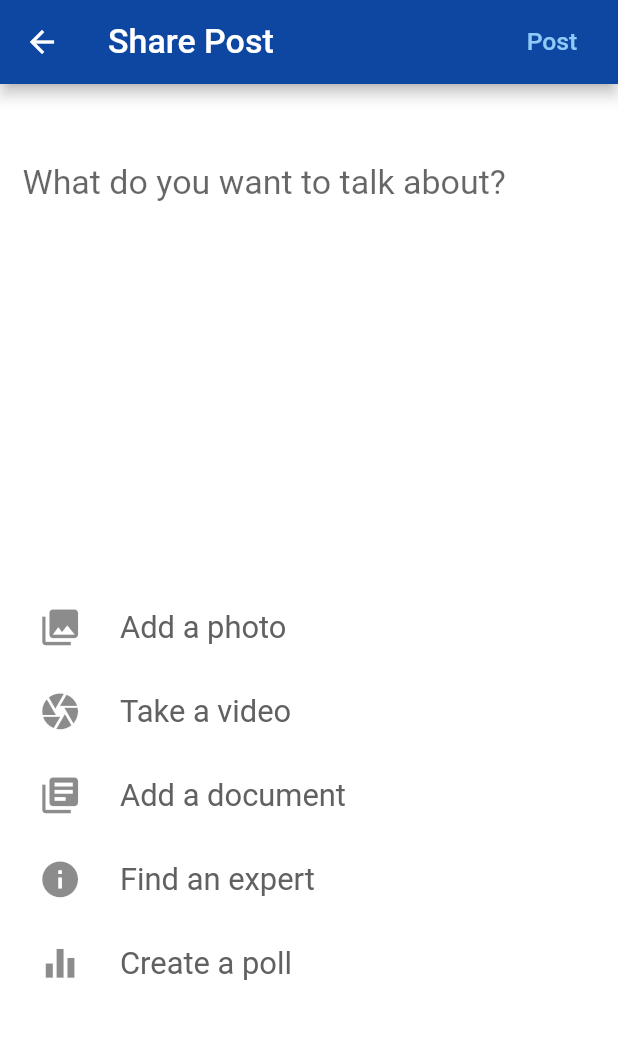
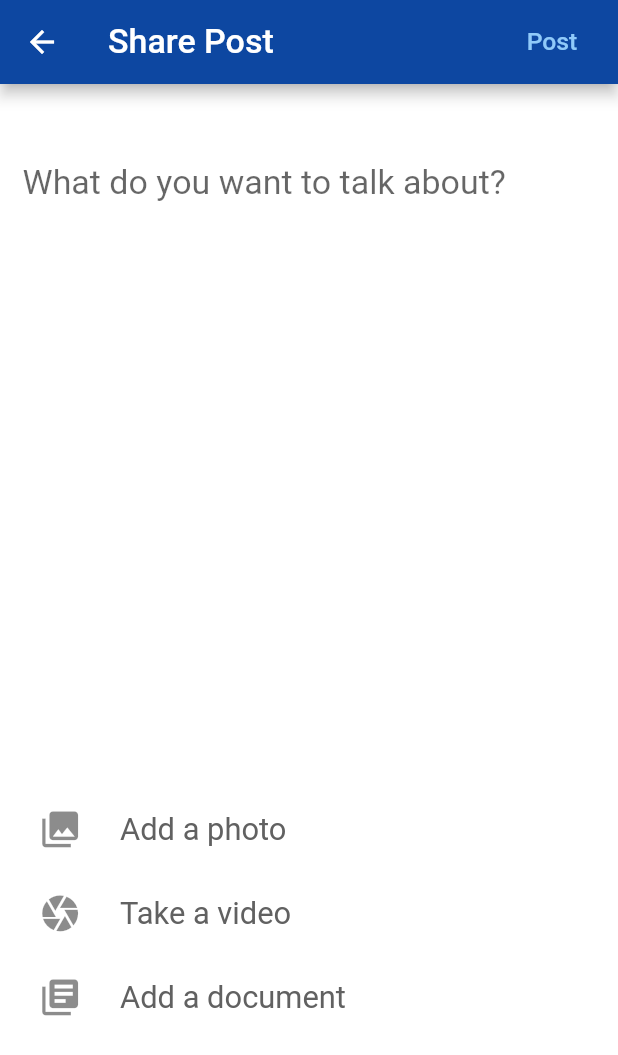
Before and after one commit to ashvathnarayanan/code_hard, a Flutter app: the Page3 screen opened directly, on a phone screen of 412 x 824 dp. Shown: the top 1055 px of the screen. Run offline on Flutter 3.47's test engine with Material 2 defaults, Android fonts, the phone set to English and light mode, and no system bars; our stand-ins replace cloud_firestore, firebase_auth, firebase_storage, image_picker, modal_progress_hud, shared_preferences; missing offline and left inert: move_to_background; accounts and stored records are empty.

Commit message:
Update page_3.dart

```diff
--- a/lib/pages/page_3.dart
+++ b/lib/pages/page_3.dart
@@ -49,7 +49,7 @@ class Page3 extends StatelessWidget {
                     hintText: 'What do you want to talk about?',
                     border: InputBorder.none,
                   ),
-                  maxLines: 10,
+                  maxLines: 15,
                   keyboardType: TextInputType.multiline,
                   textInputAction: TextInputAction.next,
                   style: TextStyle(fontSize: size.width * 0.055),
@@ -59,8 +59,6 @@ class Page3 extends StatelessWidget {
             ShareOptions(title: 'Add a photo', icotxt: Icons.photo_library),
             ShareOptions(title: 'Take a video', icotxt: Icons.camera),
             ShareOptions(title: 'Add a document', icotxt: Icons.library_books),
-            ShareOptions(title: 'Find an expert', icotxt: Icons.info),
-            ShareOptions(title: 'Create a poll', icotxt: Icons.equalizer),
           ],
         ),
       ),
```
